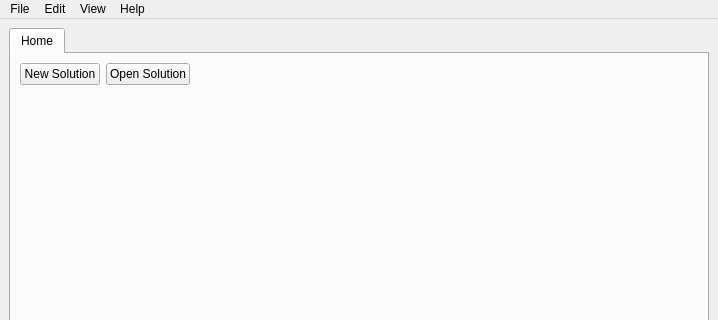
This is ui/designer/main.ui in MuJiRaengI/MJRI_AI_SW as Qt 5 draws it before an edit; both pictures show x 0 to 718 and y 0 to 320 of the 718 by 483 pixel window. The edited form follows.
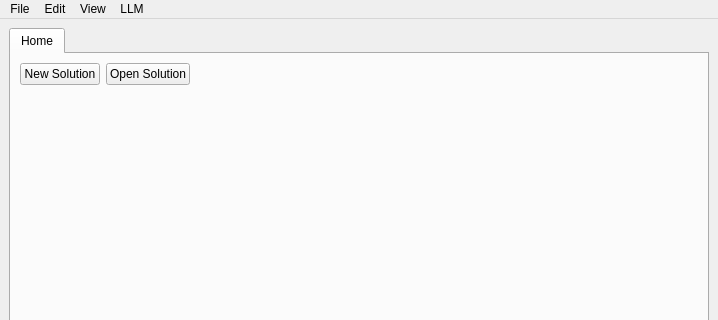
This is the edited form.

What changed in the file:
```diff
--- a/ui/designer/main.ui
+++ b/ui/designer/main.ui
@@ -105,7 +105,7 @@
    </widget>
    <widget class="QMenu" name="menuHelp">
     <property name="title">
-     <string>Help</string>
+     <string>LLM</string>
     </property>
    </widget>
    <addaction name="menuFile"/>
```
Left out of the diff: 6 changed lines with no effect on the pictures.
